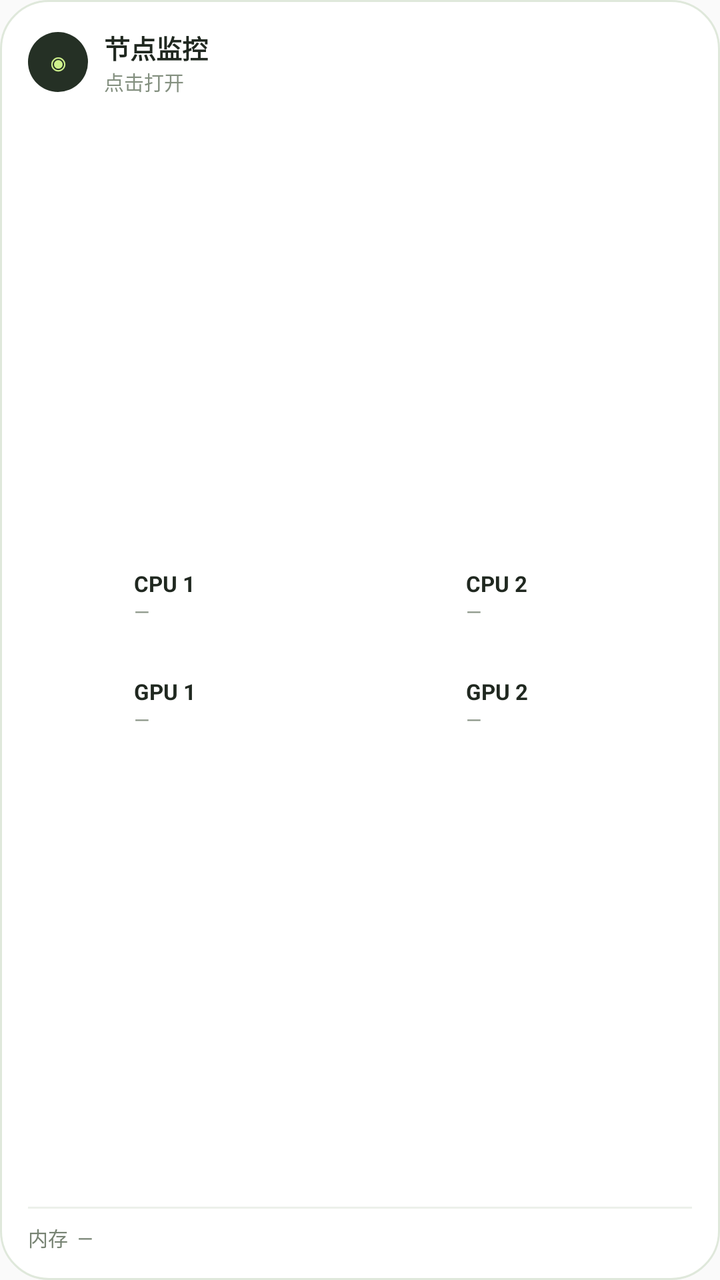
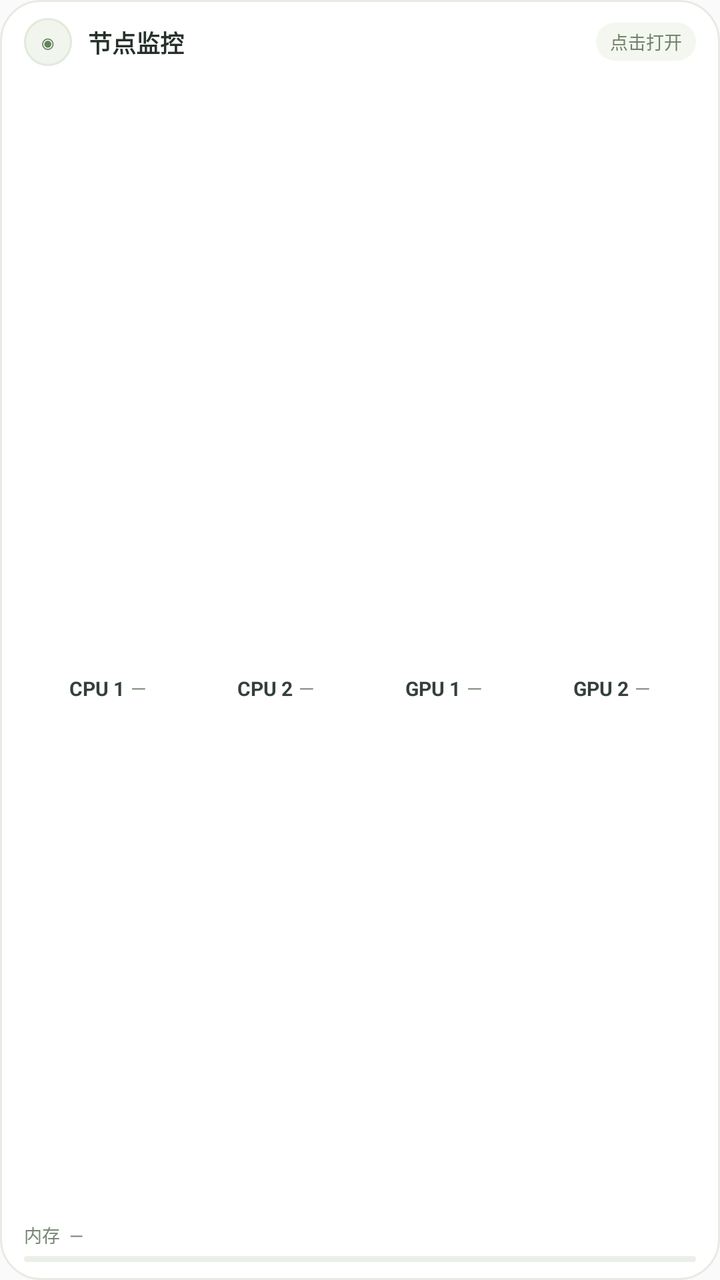

The first picture is an Android layout as it rendered before a commit; the second is the same layout after the commit. The layout source and the unified diff follow.
<!-- AndroidManifest.xml: application theme android:Theme.Material.Light.NoActionBar -->
<!-- res/layout/widget.xml -->
<LinearLayout xmlns:android="http://schemas.android.com/apk/res/android" android:id="@+id/widget_root" android:layout_width="match_parent" android:layout_height="match_parent" android:orientation="vertical" android:background="@drawable/widget_background" android:padding="14dp">
 <LinearLayout android:layout_width="match_parent" android:layout_height="wrap_content" android:orientation="horizontal" android:gravity="center_vertical">
  <TextView android:layout_width="30dp" android:layout_height="30dp" android:gravity="center" android:background="@drawable/widget_logo" android:text="◉" android:textSize="16sp" android:textColor="#CEF18C"/>
  <LinearLayout android:layout_width="0dp" android:layout_height="wrap_content" android:layout_weight="1" android:layout_marginStart="8dp" android:orientation="vertical">
   <TextView android:id="@+id/widget_title" android:layout_width="match_parent" android:layout_height="wrap_content" android:textColor="#202820" android:textSize="13sp" android:textStyle="bold" android:singleLine="true" android:ellipsize="end" android:text="节点监控"/>
   <TextView android:id="@+id/widget_status" android:layout_width="match_parent" android:layout_height="wrap_content" android:textColor="#849080" android:textSize="10sp" android:singleLine="true" android:ellipsize="end" android:text="点击打开"/>
  </LinearLayout>
 </LinearLayout>
 <LinearLayout android:layout_width="match_parent" android:layout_height="0dp" android:layout_weight="1" android:orientation="vertical" android:gravity="center_vertical" android:layout_marginTop="7dp">
  <LinearLayout android:layout_width="match_parent" android:layout_height="wrap_content" android:orientation="horizontal">
   <LinearLayout android:layout_width="0dp" android:layout_height="wrap_content" android:layout_weight="1" android:orientation="horizontal" android:gravity="center_vertical">
    <ImageView android:id="@+id/widget_cpu_1_ring" android:layout_width="48dp" android:layout_height="48dp" android:contentDescription="CPU 1"/>
    <LinearLayout android:layout_width="0dp" android:layout_height="wrap_content" android:layout_weight="1" android:orientation="vertical" android:layout_marginStart="5dp"><TextView android:id="@+id/widget_cpu_1_name" android:layout_width="match_parent" android:layout_height="wrap_content" android:text="CPU 1" android:textColor="#202820" android:textStyle="bold" android:textSize="11sp" android:singleLine="true"/><TextView android:id="@+id/widget_cpu_1_temp" android:layout_width="match_parent" android:layout_height="wrap_content" android:text="—" android:textColor="#8B9688" android:textSize="10sp"/></LinearLayout>
   </LinearLayout>
   <LinearLayout android:layout_width="0dp" android:layout_height="wrap_content" android:layout_weight="1" android:orientation="horizontal" android:gravity="center_vertical">
    <ImageView android:id="@+id/widget_cpu_2_ring" android:layout_width="48dp" android:layout_height="48dp" android:contentDescription="CPU 2"/>
    <LinearLayout android:layout_width="0dp" android:layout_height="wrap_content" android:layout_weight="1" android:orientation="vertical" android:layout_marginStart="5dp"><TextView android:id="@+id/widget_cpu_2_name" android:layout_width="match_parent" android:layout_height="wrap_content" android:text="CPU 2" android:textColor="#202820" android:textStyle="bold" android:textSize="11sp" android:singleLine="true"/><TextView android:id="@+id/widget_cpu_2_temp" android:layout_width="match_parent" android:layout_height="wrap_content" android:text="—" android:textColor="#8B9688" android:textSize="10sp"/></LinearLayout>
   </LinearLayout>
  </LinearLayout>
  <LinearLayout android:layout_width="match_parent" android:layout_height="wrap_content" android:orientation="horizontal" android:layout_marginTop="6dp">
   <LinearLayout android:layout_width="0dp" android:layout_height="wrap_content" android:layout_weight="1" android:orientation="horizontal" android:gravity="center_vertical">
    <ImageView android:id="@+id/widget_gpu_1_ring" android:layout_width="48dp" android:layout_height="48dp" android:contentDescription="GPU 1"/>
    <LinearLayout android:layout_width="0dp" android:layout_height="wrap_content" android:layout_weight="1" android:orientation="vertical" android:layout_marginStart="5dp"><TextView android:id="@+id/widget_gpu_1_name" android:layout_width="match_parent" android:layout_height="wrap_content" android:text="GPU 1" android:textColor="#202820" android:textStyle="bold" android:textSize="11sp" android:singleLine="true"/><TextView android:id="@+id/widget_gpu_1_temp" android:layout_width="match_parent" android:layout_height="wrap_content" android:text="—" android:textColor="#8B9688" android:textSize="10sp"/></LinearLayout>
   </LinearLayout>
   <LinearLayout android:layout_width="0dp" android:layout_height="wrap_content" android:layout_weight="1" android:orientation="horizontal" android:gravity="center_vertical">
    <ImageView android:id="@+id/widget_gpu_2_ring" android:layout_width="48dp" android:layout_height="48dp" android:contentDescription="GPU 2"/>
    <LinearLayout android:layout_width="0dp" android:layout_height="wrap_content" android:layout_weight="1" android:orientation="vertical" android:layout_marginStart="5dp"><TextView android:id="@+id/widget_gpu_2_name" android:layout_width="match_parent" android:layout_height="wrap_content" android:text="GPU 2" android:textColor="#202820" android:textStyle="bold" android:textSize="11sp" android:singleLine="true"/><TextView android:id="@+id/widget_gpu_2_temp" android:layout_width="match_parent" android:layout_height="wrap_content" android:text="—" android:textColor="#8B9688" android:textSize="10sp"/></LinearLayout>
   </LinearLayout>
  </LinearLayout>
 </LinearLayout>
 <TextView android:layout_width="match_parent" android:layout_height="1dp" android:background="#ECF0EA" android:layout_marginTop="7dp"/>
 <TextView android:id="@+id/widget_memory" android:layout_width="match_parent" android:layout_height="wrap_content" android:layout_marginTop="7dp" android:text="内存  —" android:textColor="#778373" android:textSize="10sp" android:singleLine="true" android:ellipsize="end"/>
</LinearLayout>
<!-- resources referenced by this layout -->
<resources>
  <!-- drawable widget_background (drawable) -->
  <shape xmlns:android="http://schemas.android.com/apk/res/android"><solid android:color="#FFFFFFFF"/><corners android:radius="24dp"/><stroke android:width="1dp" android:color="#DFE8DB"/></shape>
  <!-- drawable widget_logo (drawable) -->
  <shape xmlns:android="http://schemas.android.com/apk/res/android"><solid android:color="#253025"/><corners android:radius="30dp"/></shape>
</resources>

<!-- the commit's change to res/layout/widget.xml (unified diff, before → after) -->
@@ -1,33 +1,53 @@
-<LinearLayout xmlns:android="http://schemas.android.com/apk/res/android" android:id="@+id/widget_root" android:layout_width="match_parent" android:layout_height="match_parent" android:orientation="vertical" android:background="@drawable/widget_background" android:padding="14dp">
- <LinearLayout android:layout_width="match_parent" android:layout_height="wrap_content" android:orientation="horizontal" android:gravity="center_vertical">
-  <TextView android:layout_width="30dp" android:layout_height="30dp" android:gravity="center" android:background="@drawable/widget_logo" android:text="◉" android:textSize="16sp" android:textColor="#CEF18C"/>
-  <LinearLayout android:layout_width="0dp" android:layout_height="wrap_content" android:layout_weight="1" android:layout_marginStart="8dp" android:orientation="vertical">
-   <TextView android:id="@+id/widget_title" android:layout_width="match_parent" android:layout_height="wrap_content" android:textColor="#202820" android:textSize="13sp" android:textStyle="bold" android:singleLine="true" android:ellipsize="end" android:text="节点监控"/>
-   <TextView android:id="@+id/widget_status" android:layout_width="match_parent" android:layout_height="wrap_content" android:textColor="#849080" android:textSize="10sp" android:singleLine="true" android:ellipsize="end" android:text="点击打开"/>
-  </LinearLayout>
- </LinearLayout>
- <LinearLayout android:layout_width="match_parent" android:layout_height="0dp" android:layout_weight="1" android:orientation="vertical" android:gravity="center_vertical" android:layout_marginTop="7dp">
-  <LinearLayout android:layout_width="match_parent" android:layout_height="wrap_content" android:orientation="horizontal">
-   <LinearLayout android:layout_width="0dp" android:layout_height="wrap_content" android:layout_weight="1" android:orientation="horizontal" android:gravity="center_vertical">
-    <ImageView android:id="@+id/widget_cpu_1_ring" android:layout_width="48dp" android:layout_height="48dp" android:contentDescription="CPU 1"/>
-    <LinearLayout android:layout_width="0dp" android:layout_height="wrap_content" android:layout_weight="1" android:orientation="vertical" android:layout_marginStart="5dp"><TextView android:id="@+id/widget_cpu_1_name" android:layout_width="match_parent" android:layout_height="wrap_content" android:text="CPU 1" android:textColor="#202820" android:textStyle="bold" android:textSize="11sp" android:singleLine="true"/><TextView android:id="@+id/widget_cpu_1_temp" android:layout_width="match_parent" android:layout_height="wrap_content" android:text="—" android:textColor="#8B9688" android:textSize="10sp"/></LinearLayout>
-   </LinearLayout>
-   <LinearLayout android:layout_width="0dp" android:layout_height="wrap_content" android:layout_weight="1" android:orientation="horizontal" android:gravity="center_vertical">
-    <ImageView android:id="@+id/widget_cpu_2_ring" android:layout_width="48dp" android:layout_height="48dp" android:contentDescription="CPU 2"/>
-    <LinearLayout android:layout_width="0dp" android:layout_height="wrap_content" android:layout_weight="1" android:orientation="vertical" android:layout_marginStart="5dp"><TextView android:id="@+id/widget_cpu_2_name" android:layout_width="match_parent" android:layout_height="wrap_content" android:text="CPU 2" android:textColor="#202820" android:textStyle="bold" android:textSize="11sp" android:singleLine="true"/><TextView android:id="@+id/widget_cpu_2_temp" android:layout_width="match_parent" android:layout_height="wrap_content" android:text="—" android:textColor="#8B9688" android:textSize="10sp"/></LinearLayout>
-   </LinearLayout>
-  </LinearLayout>
-  <LinearLayout android:layout_width="match_parent" android:layout_height="wrap_content" android:orientation="horizontal" android:layout_marginTop="6dp">
-   <LinearLayout android:layout_width="0dp" android:layout_height="wrap_content" android:layout_weight="1" android:orientation="horizontal" android:gravity="center_vertical">
-    <ImageView android:id="@+id/widget_gpu_1_ring" android:layout_width="48dp" android:layout_height="48dp" android:contentDescription="GPU 1"/>
-    <LinearLayout android:layout_width="0dp" android:layout_height="wrap_content" android:layout_weight="1" android:orientation="vertical" android:layout_marginStart="5dp"><TextView android:id="@+id/widget_gpu_1_name" android:layout_width="match_parent" android:layout_height="wrap_content" android:text="GPU 1" android:textColor="#202820" android:textStyle="bold" android:textSize="11sp" android:singleLine="true"/><TextView android:id="@+id/widget_gpu_1_temp" android:layout_width="match_parent" android:layout_height="wrap_content" android:text="—" android:textColor="#8B9688" android:textSize="10sp"/></LinearLayout>
-   </LinearLayout>
-   <LinearLayout android:layout_width="0dp" android:layout_height="wrap_content" android:layout_weight="1" android:orientation="horizontal" android:gravity="center_vertical">
-    <ImageView android:id="@+id/widget_gpu_2_ring" android:layout_width="48dp" android:layout_height="48dp" android:contentDescription="GPU 2"/>
-    <LinearLayout android:layout_width="0dp" android:layout_height="wrap_content" android:layout_weight="1" android:orientation="vertical" android:layout_marginStart="5dp"><TextView android:id="@+id/widget_gpu_2_name" android:layout_width="match_parent" android:layout_height="wrap_content" android:text="GPU 2" android:textColor="#202820" android:textStyle="bold" android:textSize="11sp" android:singleLine="true"/><TextView android:id="@+id/widget_gpu_2_temp" android:layout_width="match_parent" android:layout_height="wrap_content" android:text="—" android:textColor="#8B9688" android:textSize="10sp"/></LinearLayout>
-   </LinearLayout>
-  </LinearLayout>
- </LinearLayout>
- <TextView android:layout_width="match_parent" android:layout_height="1dp" android:background="#ECF0EA" android:layout_marginTop="7dp"/>
- <TextView android:id="@+id/widget_memory" android:layout_width="match_parent" android:layout_height="wrap_content" android:layout_marginTop="7dp" android:text="内存  —" android:textColor="#778373" android:textSize="10sp" android:singleLine="true" android:ellipsize="end"/>
+<LinearLayout xmlns:android="http://schemas.android.com/apk/res/android"
+    android:id="@+id/widget_root" android:layout_width="match_parent" android:layout_height="match_parent"
+    android:orientation="vertical" android:background="@drawable/widget_background"
+    android:paddingStart="12dp" android:paddingEnd="12dp" android:paddingTop="9dp" android:paddingBottom="9dp">
+    <LinearLayout android:layout_width="match_parent" android:layout_height="24dp" android:gravity="center_vertical" android:orientation="horizontal">
+        <TextView android:layout_width="24dp" android:layout_height="24dp" android:gravity="center" android:background="@drawable/widget_logo"
+            android:text="◉" android:textSize="13sp" android:textColor="#63855D" android:includeFontPadding="false"/>
+        <TextView android:id="@+id/widget_title" android:layout_width="0dp" android:layout_height="wrap_content" android:layout_weight="1"
+            android:layout_marginStart="8dp" android:text="节点监控" android:textColor="#26312A" android:textSize="12sp"
+            android:textStyle="bold" android:singleLine="true" android:ellipsize="end" android:includeFontPadding="false"/>
+        <TextView android:id="@+id/widget_status" android:layout_width="wrap_content" android:layout_height="wrap_content"
+            android:layout_marginStart="6dp" android:paddingStart="7dp" android:paddingEnd="7dp" android:paddingTop="3dp" android:paddingBottom="3dp"
+            android:background="@drawable/widget_status" android:text="点击打开" android:textColor="#708268" android:textSize="9sp"
+            android:singleLine="true" android:ellipsize="end" android:maxWidth="105dp" android:includeFontPadding="false"/>
+    </LinearLayout>
+    <LinearLayout android:layout_width="match_parent" android:layout_height="0dp" android:layout_weight="1"
+        android:orientation="horizontal" android:gravity="center_vertical" android:layout_marginTop="3dp">
+        <LinearLayout android:layout_width="0dp" android:layout_height="wrap_content" android:layout_weight="1" android:orientation="vertical" android:gravity="center">
+            <ImageView android:id="@+id/widget_cpu_1_ring" android:layout_width="44dp" android:layout_height="44dp" android:contentDescription="CPU 1"/>
+            <LinearLayout android:layout_width="wrap_content" android:layout_height="wrap_content" android:orientation="horizontal" android:gravity="center" android:layout_marginTop="2dp">
+                <TextView android:id="@+id/widget_cpu_1_name" android:layout_width="wrap_content" android:layout_height="wrap_content" android:text="CPU 1" android:textColor="#344039" android:textStyle="bold" android:textSize="10sp" android:singleLine="true" android:includeFontPadding="false"/>
+                <TextView android:id="@+id/widget_cpu_1_temp" android:layout_width="wrap_content" android:layout_height="wrap_content" android:layout_marginStart="3dp" android:text="—" android:textColor="#829081" android:textSize="10sp" android:singleLine="true" android:includeFontPadding="false"/>
+            </LinearLayout>
+        </LinearLayout>
+        <LinearLayout android:layout_width="0dp" android:layout_height="wrap_content" android:layout_weight="1" android:orientation="vertical" android:gravity="center">
+            <ImageView android:id="@+id/widget_cpu_2_ring" android:layout_width="44dp" android:layout_height="44dp" android:contentDescription="CPU 2"/>
+            <LinearLayout android:layout_width="wrap_content" android:layout_height="wrap_content" android:orientation="horizontal" android:gravity="center" android:layout_marginTop="2dp">
+                <TextView android:id="@+id/widget_cpu_2_name" android:layout_width="wrap_content" android:layout_height="wrap_content" android:text="CPU 2" android:textColor="#344039" android:textStyle="bold" android:textSize="10sp" android:singleLine="true" android:includeFontPadding="false"/>
+                <TextView android:id="@+id/widget_cpu_2_temp" android:layout_width="wrap_content" android:layout_height="wrap_content" android:layout_marginStart="3dp" android:text="—" android:textColor="#829081" android:textSize="10sp" android:singleLine="true" android:includeFontPadding="false"/>
+            </LinearLayout>
+        </LinearLayout>
+        <LinearLayout android:layout_width="0dp" android:layout_height="wrap_content" android:layout_weight="1" android:orientation="vertical" android:gravity="center">
+            <ImageView android:id="@+id/widget_gpu_1_ring" android:layout_width="44dp" android:layout_height="44dp" android:contentDescription="GPU 1"/>
+            <LinearLayout android:layout_width="wrap_content" android:layout_height="wrap_content" android:orientation="horizontal" android:gravity="center" android:layout_marginTop="2dp">
+                <TextView android:id="@+id/widget_gpu_1_name" android:layout_width="wrap_content" android:layout_height="wrap_content" android:text="GPU 1" android:textColor="#344039" android:textStyle="bold" android:textSize="10sp" android:singleLine="true" android:includeFontPadding="false"/>
+                <TextView android:id="@+id/widget_gpu_1_temp" android:layout_width="wrap_content" android:layout_height="wrap_content" android:layout_marginStart="3dp" android:text="—" android:textColor="#829081" android:textSize="10sp" android:singleLine="true" android:includeFontPadding="false"/>
+            </LinearLayout>
+        </LinearLayout>
+        <LinearLayout android:layout_width="0dp" android:layout_height="wrap_content" android:layout_weight="1" android:orientation="vertical" android:gravity="center">
+            <ImageView android:id="@+id/widget_gpu_2_ring" android:layout_width="44dp" android:layout_height="44dp" android:contentDescription="GPU 2"/>
+            <LinearLayout android:layout_width="wrap_content" android:layout_height="wrap_content" android:orientation="horizontal" android:gravity="center" android:layout_marginTop="2dp">
+                <TextView android:id="@+id/widget_gpu_2_name" android:layout_width="wrap_content" android:layout_height="wrap_content" android:text="GPU 2" android:textColor="#344039" android:textStyle="bold" android:textSize="10sp" android:singleLine="true" android:includeFontPadding="false"/>
+                <TextView android:id="@+id/widget_gpu_2_temp" android:layout_width="wrap_content" android:layout_height="wrap_content" android:layout_marginStart="3dp" android:text="—" android:textColor="#829081" android:textSize="10sp" android:singleLine="true" android:includeFontPadding="false"/>
+            </LinearLayout>
+        </LinearLayout>
+    </LinearLayout>
+    <TextView android:id="@+id/widget_memory" android:layout_width="match_parent" android:layout_height="wrap_content"
+        android:layout_marginTop="4dp" android:text="内存  —" android:textColor="#778674" android:textSize="9sp"
+        android:singleLine="true" android:ellipsize="end" android:includeFontPadding="false"/>
+    <ProgressBar android:id="@+id/widget_memory_progress" style="?android:attr/progressBarStyleHorizontal"
+        android:layout_width="match_parent" android:layout_height="3dp" android:layout_marginTop="4dp"
+        android:max="1000" android:progress="0" android:progressDrawable="@drawable/widget_memory_progress"/>
 </LinearLayout>
<!-- resource entries referenced after the edit -->
@@ -1,8 +1,15 @@
 <!-- resources referenced by this layout -->
 <resources>
   <!-- drawable widget_background (drawable) -->
-  <shape xmlns:android="http://schemas.android.com/apk/res/android"><solid android:color="#FFFFFFFF"/><corners android:radius="24dp"/><stroke android:width="1dp" android:color="#DFE8DB"/></shape>
+  <shape xmlns:android="http://schemas.android.com/apk/res/android"><solid android:color="#FFFFFFFF"/><corners android:radius="20dp"/><stroke android:width="1dp" android:color="#E6ECE3"/></shape>
   <!-- drawable widget_logo (drawable) -->
-  <shape xmlns:android="http://schemas.android.com/apk/res/android"><solid android:color="#253025"/><corners android:radius="30dp"/></shape>
+  <shape xmlns:android="http://schemas.android.com/apk/res/android"><solid android:color="#F1F5EE"/><corners android:radius="30dp"/><stroke android:width="1dp" android:color="#E0EADA"/></shape>
+  <!-- drawable widget_memory_progress (drawable) -->
+  <layer-list xmlns:android="http://schemas.android.com/apk/res/android">
+      <item android:id="@android:id/background"><shape><solid android:color="#EAF0E8"/><corners android:radius="4dp"/></shape></item>
+      <item android:id="@android:id/progress"><clip><shape><solid android:color="#A0C779"/><corners android:radius="4dp"/></shape></clip></item>
+  </layer-list>
+  <!-- drawable widget_status (drawable) -->
+  <shape xmlns:android="http://schemas.android.com/apk/res/android"><solid android:color="#F3F7F0"/><corners android:radius="20dp"/></shape>
 </resources>
 
